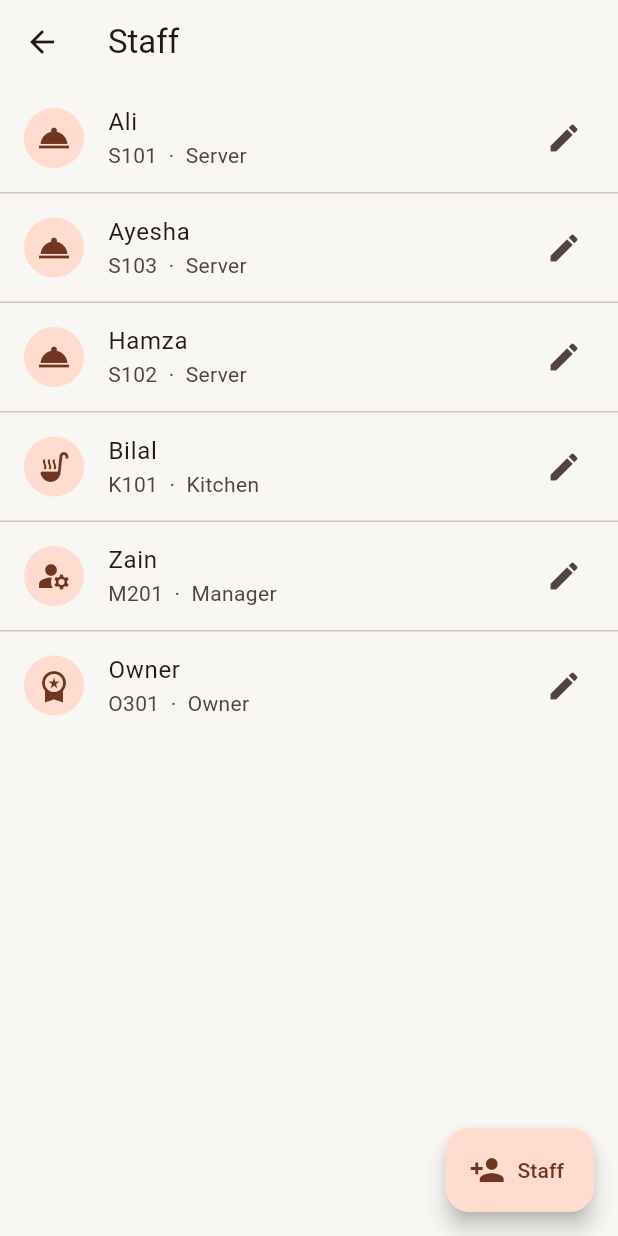
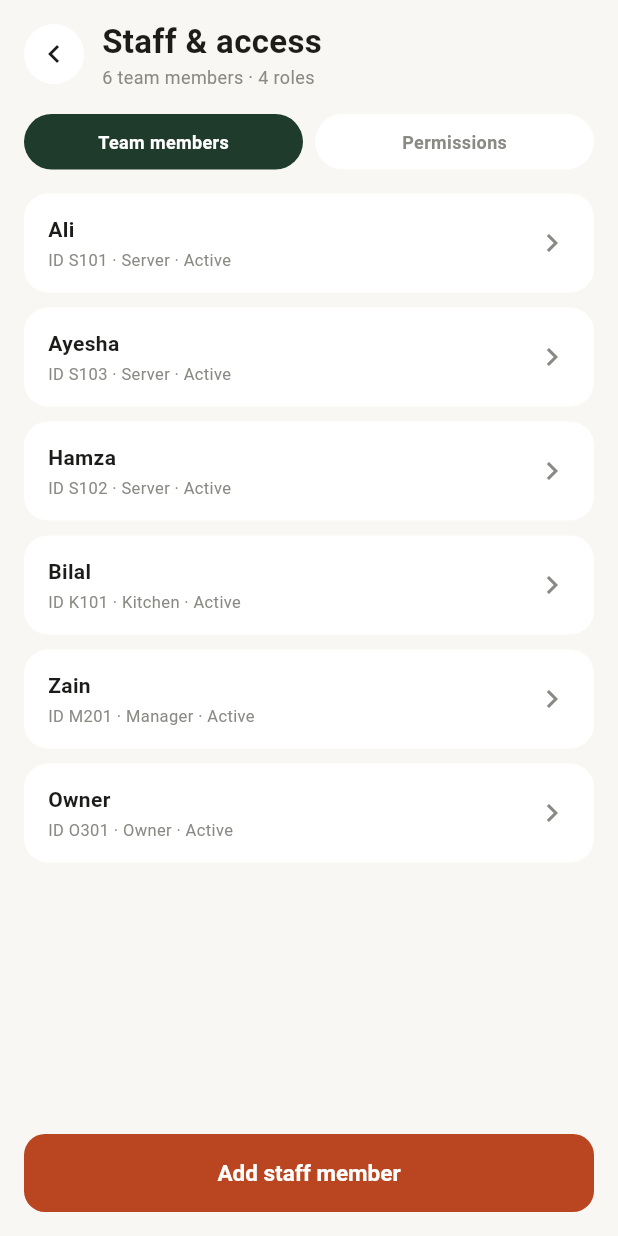
Before and after one commit to zainkhan-bit/punchit, a Flutter app: the StaffScreen screen opened directly, on a phone screen of 412 x 824 dp. Run offline on Flutter 3.47's test engine with Material 3 defaults, Android fonts, the phone set to English and light mode, and no system bars.

Commit message:
Enhance StaffScreen layout and add role permissions
Refactor StaffScreen to improve layout and functionality.

```diff
--- a/app/lib/screens/admin/staff_screen.dart
+++ b/app/lib/screens/admin/staff_screen.dart
@@ -5,9 +5,8 @@ import '../../data/pos_repository.dart';
 import '../../models/models.dart';
 import '../../providers/order_provider.dart';
 import '../../widgets/admin_widgets.dart';
+import '../../widgets/ui_kit.dart';
 
-/// Staff add / edit, role, PIN reset, active/inactive.
-/// Staff delete nahi hota (purane orders mein naam chahiye), sirf inactive.
 class StaffScreen extends StatefulWidget {
   const StaffScreen({super.key});
 
@@ -17,7 +16,16 @@ class StaffScreen extends StatefulWidget {
 
 class _StaffScreenState extends State<StaffScreen> {
   List<Staff> _staff = [];
+  int _tab = 0;
+  String? _banner;
   bool _loading = true;
+
+  static const _permissions = {
+    StaffRoles.server: 'Orders, tables aur payment lena',
+    StaffRoles.kitchen: 'Kitchen queue aur ready status',
+    StaffRoles.manager: 'Menu, staff, settings aur reports',
+    StaffRoles.owner: 'Manager wale sab kaam',
+  };
 
   @override
   void initState() {
@@ -28,7 +36,6 @@ class _StaffScreenState extends State<StaffScreen> {
   Future<void> _load() async {
     final list = await context.read<PosRepository>().getAllStaff();
     if (!mounted) return;
-    // Active pehle, phir role, phir naam
     list.sort((a, b) {
       if (a.isActive != b.isActive) return a.isActive ? -1 : 1;
       final r = StaffRoles.all
@@ -47,55 +54,90 @@ class _StaffScreenState extends State<StaffScreen> {
       context: context,
       builder: (_) => _StaffDialog(existing: existing),
     );
-    if (saved == true) _load();
+    if (saved == true) {
+      setState(() => _banner = existing == null
+          ? 'Naya staff account ready hai.'
+          : '${existing.name} ka record update ho gaya.');
+      _load();
+    }
   }
-
-  IconData _roleIcon(String role) => switch (role) {
-        StaffRoles.kitchen => Icons.soup_kitchen,
-        StaffRoles.manager => Icons.manage_accounts,
-        StaffRoles.owner => Icons.workspace_premium,
-        _ => Icons.room_service,
-      };
 
   @override
   Widget build(BuildContext context) {
-    final cs = Theme.of(context).colorScheme;
+    final active = _staff.where((s) => s.isActive).length;
+    final roles = _staff.map((s) => s.role).toSet().length;
+
     return Scaffold(
-      appBar: AppBar(title: const Text('Staff')),
-      floatingActionButton: FloatingActionButton.extended(
-        onPressed: () => _openForm(),
-        icon: const Icon(Icons.person_add),
-        label: const Text('Staff'),
+      body: SafeArea(
+        child: Column(
+          children: [
+            ScreenHeader(
+              title: 'Staff & access',
+              subtitle: '$active team members · $roles roles',
+            ),
+            Padding(
+              padding: const EdgeInsets.symmetric(horizontal: 16),
+              child: Column(
+                children: [
+                  if (_banner != null) ...[
+                    NoteBanner(text: _banner!, type: NoteType.success),
+                    const SizedBox(height: 10),
+                  ],
+                  PillTabs(
+                    options: const ['Team members', 'Permissions'],
+                    selectedIndex: _tab,
+                    onChanged: (i) => setState(() => _tab = i),
+                  ),
+                ],
+              ),
+            ),
+            Expanded(
+              child: _loading
+                  ? const Center(child: CircularProgressIndicator())
+                  : ListView(
+                      padding: const EdgeInsets.all(16),
+                      children: _tab == 0 ? _membersList() : _permissionsList(),
+                    ),
+            ),
+            Padding(
+              padding: const EdgeInsets.all(16),
+              child: PrimaryButton(label: 'Add staff member', onPressed: () => _openForm()),
+            ),
+          ],
+        ),
       ),
-      body: _loading
-          ? const Center(child: CircularProgressIndicator())
-          : ListView.separated(
-              padding: const EdgeInsets.only(bottom: 88),
-              itemCount: _staff.length,
-              separatorBuilder: (_, _) => const Divider(height: 1),
-              itemBuilder: (_, i) {
-                final s = _staff[i];
-                return ListTile(
-                  onTap: () => _openForm(s),
-                  leading: CircleAvatar(
-                    backgroundColor:
-                        s.isActive ? cs.primaryContainer : cs.surfaceContainerHighest,
-                    child: Icon(_roleIcon(s.role),
-                        color: s.isActive ? cs.onPrimaryContainer : cs.outline),
-                  ),
-                  title: Text(
-                    s.name,
-                    style: TextStyle(color: s.isActive ? null : cs.outline),
-                  ),
-                  subtitle: Text(
-                      '${s.employeeCode}  ·  ${StaffRoles.label(s.role)}'
-                      '${s.isActive ? '' : '  ·  Inactive'}'),
-                  trailing: const Icon(Icons.edit),
-                );
-              },
-            ),
     );
   }
+
+  List<Widget> _membersList() => [
+        for (final s in _staff)
+          Padding(
+            padding: const EdgeInsets.only(bottom: 10),
+            child: ListRowCard(
+              title: s.name,
+              subtitle: 'ID ${s.employeeCode} · ${StaffRoles.label(s.role)} · '
+                  '${s.isActive ? 'Active' : 'Inactive'}',
+              onTap: () => _openForm(s),
+            ),
+          ),
+      ];
+
+  List<Widget> _permissionsList() => [
+        for (final role in StaffRoles.all)
+          Padding(
+            padding: const EdgeInsets.only(bottom: 10),
+            child: ListRowCard(
+              title: '${StaffRoles.label(role)} · '
+                  '${_staff.where((s) => s.role == role && s.isActive).length} active',
+              subtitle: _permissions[role],
+              trailing: const SizedBox.shrink(),
+            ),
+          ),
+        const NoteBanner(
+          text: 'Sirf Manager ya Owner staff bana ya badal sakta hai.',
+          type: NoteType.warning,
+        ),
+      ];
 }
 
 class _StaffDialog extends StatefulWidget {
@@ -156,7 +198,6 @@ class _StaffDialogState extends State<_StaffDialog> {
             newPin: pin.isEmpty ? null : pin,
           );
       if (!mounted) return;
-      // Apni hi profile edit ki ho to logged-in info update karo
       final order = context.read<OrderProvider>();
       if (order.loggedInStaff?.id == saved.id) order.login(saved);
       Navigator.pop(context, true);
@@ -209,7 +250,6 @@ class _StaffDialogState extends State<_StaffDialog> {
                       .map((r) => DropdownMenuItem(
                           value: r, child: Text(StaffRoles.label(r))))
                       .toList(),
-                  // Apna role khud nahi badal sakte (lock-out se bachne ke liye)
                   onChanged:
                       isMe ? null : (v) => setState(() => _role = v ?? _role),
                 ),
```
